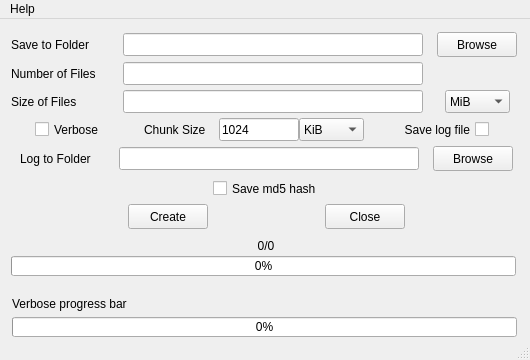
This is design/qt/MainWindow.ui in matuzalemmuller/dummy-files-creator as Qt 5 draws it before an edit. The edited form follows.
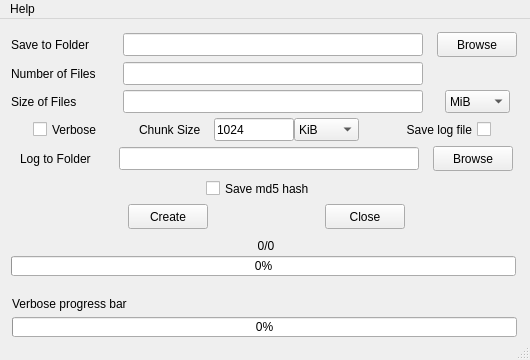
This is the edited form.

Commit message: Add spec file for macOS

```diff
--- a/design/qt/MainWindow.ui
+++ b/design/qt/MainWindow.ui
@@ -257,7 +257,7 @@
           </property>
           <property name="maximumSize">
            <size>
-            <width>50</width>
+            <width>65</width>
             <height>23</height>
            </size>
           </property>
@@ -295,13 +295,13 @@
          <widget class="QCheckBox" name="checkbox_savelog">
           <property name="minimumSize">
            <size>
-            <width>90</width>
+            <width>100</width>
             <height>23</height>
            </size>
           </property>
           <property name="maximumSize">
            <size>
-            <width>90</width>
+            <width>100</width>
             <height>23</height>
            </size>
           </property>
@@ -641,13 +641,13 @@
               </property>
               <property name="minimumSize">
                <size>
-                <width>107</width>
+                <width>120</width>
                 <height>21</height>
                </size>
               </property>
               <property name="maximumSize">
                <size>
-                <width>107</width>
+                <width>120</width>
                 <height>21</height>
                </size>
               </property>
```
Left out of the diff: 2 changed lines with no effect on the pictures. The commit also changes 2 other files.
